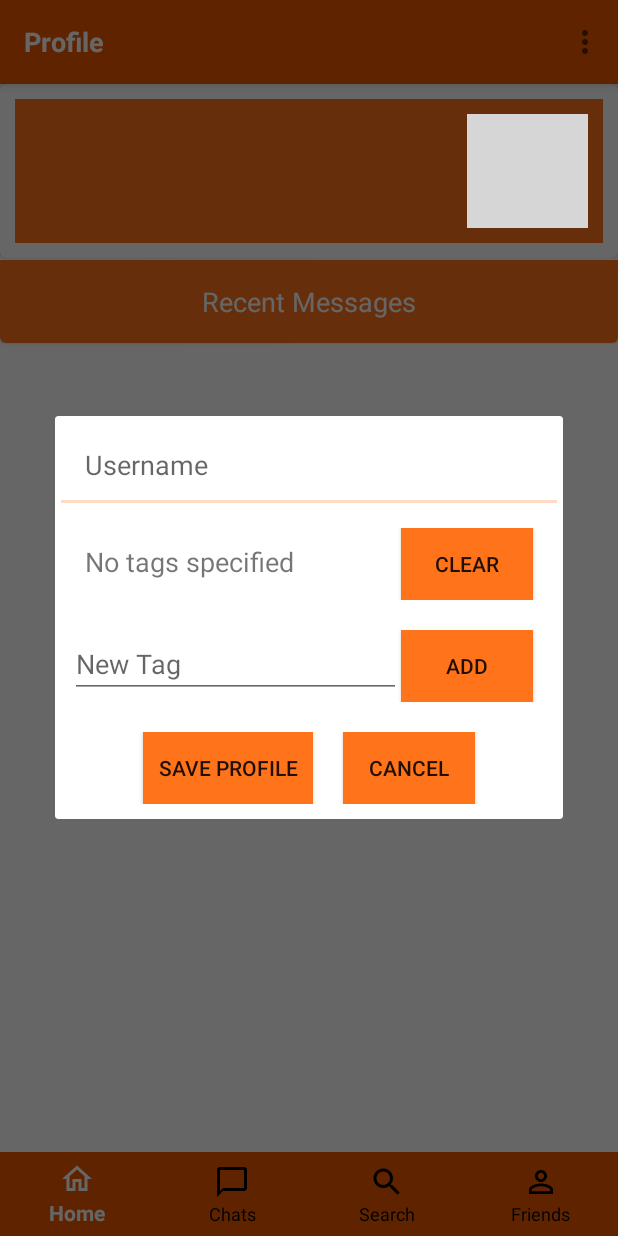
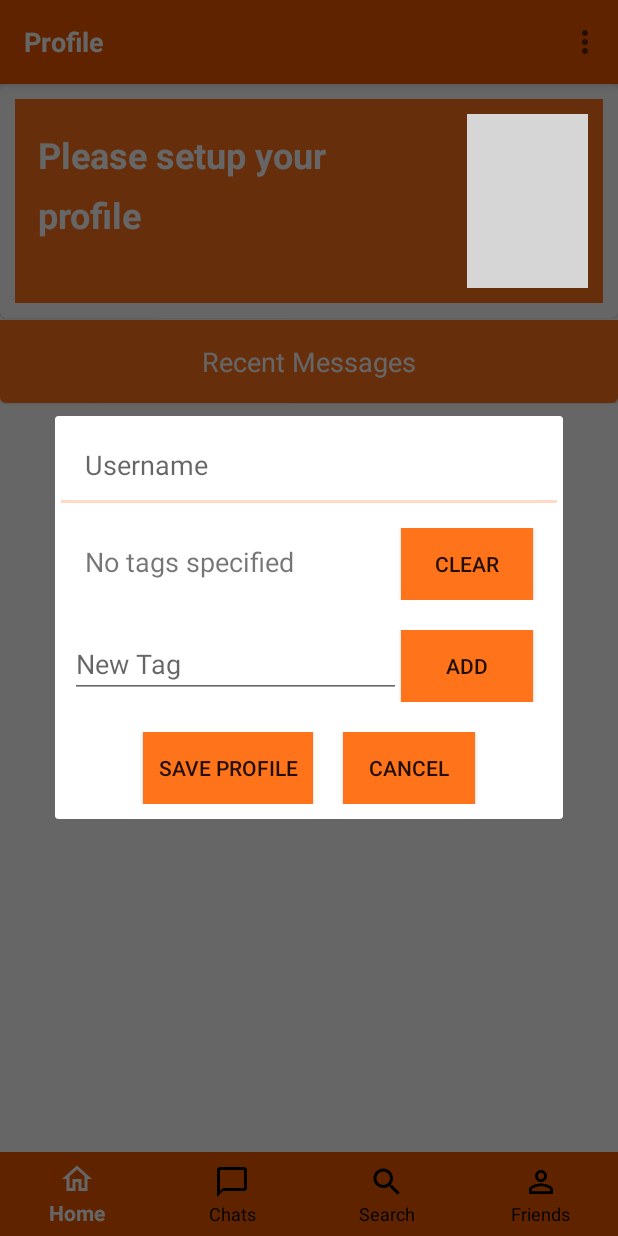
Before and after one commit to KrystofMacek/FirebaseChatApp, an Android app: the fragment SearchFragment placed in its activity, after a tap on an icon or button, on a phone screen of 412 x 824 dp. Run offline under Robolectric (Android 15) with nearby library versions, the phone set to English and light mode, and no system bars; our stand-ins replace Firebase (no records; nobody signed in at launch, a user with empty details on screens opened directly); 5 statements that could not run were skipped; grey boxes are pictures that could not be loaded.

Commit message:
Changed location finding to be periodic. Added method for testing purposes in Android emulator

```diff
--- a/app/src/main/java/com/krystofmacek/firebasechatapp/fragments/HomeFragment.java
+++ b/app/src/main/java/com/krystofmacek/firebasechatapp/fragments/HomeFragment.java
@@ -3,6 +3,7 @@ package com.krystofmacek.firebasechatapp.fragments;
 import android.app.Dialog;
 import android.graphics.Point;
 import android.os.Bundle;
+import android.util.Log;
 import android.view.Display;
 import android.view.Gravity;
 import android.view.LayoutInflater;
@@ -16,6 +17,7 @@ import android.widget.ImageButton;
 import android.widget.TextView;
 import android.widget.Toast;
 
+import com.google.android.gms.tasks.OnFailureListener;
 import com.google.android.gms.tasks.OnSuccessListener;
 import com.google.firebase.auth.FirebaseAuth;
 import com.google.firebase.firestore.DocumentReference;
@@ -34,6 +36,7 @@ import java.util.ArrayList;
 import java.util.List;
 import java.util.Objects;
 
+import androidx.annotation.NonNull;
 import androidx.annotation.Nullable;
 import androidx.fragment.app.Fragment;
 import androidx.recyclerview.widget.LinearLayoutManager;
@@ -87,6 +90,7 @@ public class HomeFragment extends Fragment {
                     @Override
                     public void onEvent(@Nullable QuerySnapshot queryDocumentSnapshots, @Nullable FirebaseFirestoreException e) {
                         chats.clear();
+                        if(queryDocumentSnapshots != null) {
                             List<DocumentSnapshot> docs = queryDocumentSnapshots.getDocuments();
                             for (DocumentSnapshot chat: docs) {
                                 chats.add(chat.toObject(Chat.class));
@@ -97,6 +101,7 @@ public class HomeFragment extends Fragment {
                             layoutManager.setOrientation(LinearLayoutManager.VERTICAL);
                             recyclerRecentChats.setLayoutManager(layoutManager);
                             recyclerRecentChats.setAdapter(adapter);
+                        }
                     }
                 });
     }
@@ -114,16 +119,18 @@ public class HomeFragment extends Fragment {
             @Override
             public void onSuccess(DocumentSnapshot documentSnapshot) {
                 if(documentSnapshot.exists()){
+                    Log.i("First login", "Exists not first login");
                     signedUser = documentSnapshot.toObject(User.class);
-                    if (signedUser != null) {
                     // pokud nema uzivatel nastaveny profil
                     if(signedUser.getDisplayName() == null || signedUser.getDisplayName().equals("")) {
                         viewTxtUsername.setText("Please setup your profile");
                     } else {
                         viewTxtUsername.setText(signedUser.getDisplayName());
                     }
-                    }
                     createTagsString(viewTxtTags);
+                } else {
+                    signedUserProfileRef.set(new User());
+                    viewTxtUsername.setText("Please setup your profile");
                 }
             }
         });
--- a/app/src/main/java/com/krystofmacek/firebasechatapp/fragments/SearchFragment.java
+++ b/app/src/main/java/com/krystofmacek/firebasechatapp/fragments/SearchFragment.java
@@ -6,6 +6,7 @@ import android.location.Address;
 import android.location.Geocoder;
 import android.location.Location;
 import android.os.Bundle;
+import android.os.Looper;
 import android.util.Log;
 import android.view.LayoutInflater;
 import android.view.View;
@@ -17,7 +18,12 @@ import android.widget.Spinner;
 import android.widget.TextView;
 
 import com.google.android.gms.location.FusedLocationProviderClient;
+import com.google.android.gms.location.LocationAvailability;
+import com.google.android.gms.location.LocationCallback;
+import com.google.android.gms.location.LocationRequest;
+import com.google.android.gms.location.LocationResult;
 import com.google.android.gms.location.LocationServices;
+import com.google.android.gms.tasks.OnFailureListener;
 import com.google.android.gms.tasks.OnSuccessListener;
 import com.google.firebase.auth.FirebaseAuth;
 import com.google.firebase.auth.FirebaseUser;
@@ -36,14 +42,17 @@ import java.util.HashMap;
 import java.util.List;
 import java.util.Map;
 
+import androidx.annotation.NonNull;
 import androidx.core.app.ActivityCompat;
 import androidx.fragment.app.Fragment;
 import androidx.recyclerview.widget.LinearLayoutManager;
 import androidx.recyclerview.widget.RecyclerView;
 
+import javax.security.auth.callback.Callback;
+
 public class SearchFragment extends Fragment {
 
-
+    private final static int ONE_MINUTE_INTERVAL = 60000;
     private RecyclerView profileRecycler;
     private TextView locationOutput;
     private Spinner spinner;
@@ -102,19 +111,27 @@ public class SearchFragment extends Fragment {
         } else {
             // Ziskani lokace
             locationProviderClient = LocationServices.getFusedLocationProviderClient(getActivity());
-            locationProviderClient.getLastLocation().addOnSuccessListener(new OnSuccessListener<Location>() {
+            LocationRequest locationRequest = new LocationRequest();
+            locationRequest.setPriority(LocationRequest.PRIORITY_BALANCED_POWER_ACCURACY);
+            locationRequest.setInterval(ONE_MINUTE_INTERVAL);
+            locationRequest.setFastestInterval(2000);
+            locationProviderClient.requestLocationUpdates(locationRequest, new LocationCallback() {
                 @Override
-                public void onSuccess(Location location) {
+                public void onLocationResult(LocationResult locationResult) {
+                    super.onLocationResult(locationResult);
+                    Location location = locationResult.getLastLocation();
+
+                    Log.i("Location", location.getLatitude() + " " + location.getLongitude());
+
                     Address currentAddress;
-                    if(location != null) {
                     Geocoder geocoder = new Geocoder(getContext());
+
                     try {
                         // prevedeni souradnic na adresu
                         currentAddress = geocoder.getFromLocation(
                                 location.getLatitude(),
                                 location.getLongitude(),
-                                    1
-                            ).get(0);
+                                1).get(0);
 
                         // naplneni mapy lokaci, daty z adresy
                         address.put("Country", currentAddress.getCountryName());
@@ -124,31 +141,57 @@ public class SearchFragment extends Fragment {
                         // aktualizace lokace ve firestore
                         currentProfileRef.update("location", address);
 
-                            locationOutput.setText(address.get("City"));
-
                     } catch (IOException e) {
                         e.printStackTrace();
                     }
-                    } else {
-                        // aktualni lokace nebyla pristupna -> nacteme z firebase
+
+                }
+            }, Looper.getMainLooper());
+
+            if(address.size() == 0) {
+                // aktualni lokace nebyla dostupna -> nacteme z firebase
                         firestore.collection("Profiles")
                                 .document(signedUser.getUid())
                                 .get().addOnSuccessListener(new OnSuccessListener<DocumentSnapshot>() {
                             @Override
                             public void onSuccess(DocumentSnapshot documentSnapshot) {
                                 address = documentSnapshot.toObject(User.class).getLocation();
+                                if(address != null && address.size() > 0) {
                                     locationOutput.setText(address.get("City"));
-                            }
-                        });
-
-                        // pokud nemame adresu ve firebase
-                        if(locationOutput.getText().toString().equals("")) {
-                            locationOutput.setText("Couldn\'t get your location");
-                        }
                                 }
                             }
                         });
             }
+            locationOutput.setText(address.get("City"));
+
+            if(locationOutput.getText().toString().equals("")) {
+                locationOutput.setText("Couldn\'t get your location");
+
+                // Pro testovani vyuzitim Android emulatoru
+                setupEmulatorLocationData(50.211638, 15.853495);
+            }
+        }
+    }
+
+    // Metoda pro umele nastaveni lokace
+    private void setupEmulatorLocationData(double latitude, double longitude) {
+        Geocoder geocoder = new Geocoder(getContext());
+        Address currentAddress = null;
+        try {
+            currentAddress = geocoder.getFromLocation(
+                    latitude,
+                    longitude,
+                    1).get(0);
+        } catch (IOException e) {
+            e.printStackTrace();
+        }
+        // naplneni mapy lokaci, daty z adresy
+        address.put("Country", currentAddress.getCountryName());
+        address.put("Region", currentAddress.getAdminArea());
+        address.put("City", currentAddress.getSubAdminArea());
+        // aktualizace lokace ve firestore
+        currentProfileRef.update("location", address);
+        locationOutput.setText(address.get("City"));
     }
 
     private void setupLocationSpinner() {
@@ -168,6 +211,7 @@ public class SearchFragment extends Fragment {
             spinner.setOnItemSelectedListener(new AdapterView.OnItemSelectedListener() {
                 @Override
                 public void onItemSelected(AdapterView<?> parent, View view, int position, long id) {
+                    if(address!=null && address.size() > 0) {
                         switch (position) {
                             case 0:
                                 locationOutput.setText(address.get("City"));
@@ -180,6 +224,8 @@ public class SearchFragment extends Fragment {
                                 break;
                         }
                     }
+                }
+
                 @Override
                 public void onNothingSelected(AdapterView<?> parent) {
                 }
@@ -194,20 +240,20 @@ public class SearchFragment extends Fragment {
             public void onClick(View view) {
                 switch (spinner.getSelectedItemPosition()){
                     case 0:
-                        queryProfiles("location.City");
+                        queryProfiles("location.City", locationOutput.getText().toString());
                         break;
                     case 1:
-                        queryProfiles("location.Region");
+                        queryProfiles("location.Region", locationOutput.getText().toString());
                         break;
                     case 2:
-                        queryProfiles("location.Country");
+                        queryProfiles("location.Country", locationOutput.getText().toString());
                         break;
                 }
             }
         });
     }
 
-    private void queryProfiles(final String locationField) {
+    private void queryProfiles(final String locationField, final String userLocation) {
 
         final List<User> profiles = new ArrayList<>();
         //nacteni uzivatele
@@ -215,11 +261,11 @@ public class SearchFragment extends Fragment {
             @Override
             public void onSuccess(final DocumentSnapshot documentSnapshot) {
                 final User user = documentSnapshot.toObject(User.class);
-                if(user != null && user.getTags() != null) {
+                if(user != null && user.getTags().size() > 0) {
                     // nacteni profilu kde je stejna vybrana lokace (city=city / region=region...)
                     FirebaseFirestore.getInstance()
                             .collection("Profiles")
-                            .whereEqualTo(locationField, locationOutput.getText().toString())
+                            .whereEqualTo(locationField, userLocation)
                             .whereArrayContainsAny("tags", user.getTags())
                             .limit(50)
                             .get()
```
Also changed, not shown: app/src/main/res/layout/fragment_search.xml (+3 -4 lines). Lines whose indentation alone changed are shown as unchanged.
